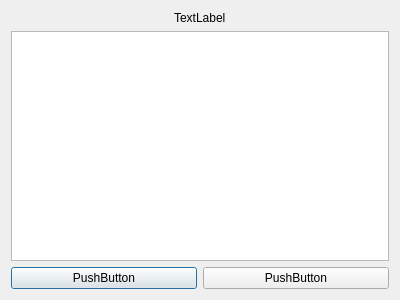
Before: the Qt Designer form ui/playDeck.ui in mattbroadbridge/SpaceLearn, drawn with Qt 5.
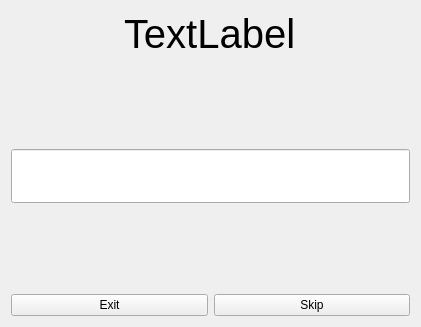
After: the same form once the commit is applied.

Commit message: Implemented clock to timeout card if too long is taken to answer. Tidied up answer window

Diff of the .ui file:
```diff
--- a/ui/playDeck.ui
+++ b/ui/playDeck.ui
@@ -6,8 +6,8 @@
    <rect>
     <x>0</x>
     <y>0</y>
-    <width>400</width>
-    <height>300</height>
+    <width>421</width>
+    <height>327</height>
    </rect>
   </property>
   <property name="windowTitle">
@@ -16,35 +16,87 @@
   <layout class="QVBoxLayout" name="verticalLayout">
    <item alignment="Qt::AlignHCenter">
     <widget class="QLabel" name="questionLabel">
+     <property name="font">
+      <font>
+       <pointsize>30</pointsize>
+      </font>
+     </property>
      <property name="text">
       <string>TextLabel</string>
      </property>
     </widget>
    </item>
    <item>
-    <widget class="QTextEdit" name="answerEdit">
-     <property name="html">
-      <string>&lt;!DOCTYPE HTML PUBLIC &quot;-//W3C//DTD HTML 4.0//EN&quot; &quot;http://www.w3.org/TR/REC-html40/strict.dtd&quot;&gt;
-&lt;html&gt;&lt;head&gt;&lt;meta name=&quot;qrichtext&quot; content=&quot;1&quot; /&gt;&lt;style type=&quot;text/css&quot;&gt;
-p, li { white-space: pre-wrap; }
-&lt;/style&gt;&lt;/head&gt;&lt;body style=&quot; font-family:'MS Shell Dlg 2'; font-size:8.25pt; font-weight:400; font-style:normal;&quot;&gt;
-&lt;p align=&quot;center&quot; style=&quot;-qt-paragraph-type:empty; margin-top:0px; margin-bottom:0px; margin-left:0px; margin-right:0px; -qt-block-indent:0; text-indent:0px;&quot;&gt;&lt;br /&gt;&lt;/p&gt;&lt;/body&gt;&lt;/html&gt;</string>
+    <spacer name="verticalSpacer_2">
+     <property name="orientation">
+      <enum>Qt::Vertical</enum>
+     </property>
+     <property name="sizeType">
+      <enum>QSizePolicy::Expanding</enum>
+     </property>
+     <property name="sizeHint" stdset="0">
+      <size>
+       <width>20</width>
+       <height>30</height>
+      </size>
+     </property>
+    </spacer>
+   </item>
+   <item>
+    <widget class="QLineEdit" name="answerEdit">
+     <property name="font">
+      <font>
+       <pointsize>30</pointsize>
+       <weight>50</weight>
+       <bold>false</bold>
+      </font>
+     </property>
+     <property name="cursor">
+      <cursorShape>IBeamCursor</cursorShape>
+     </property>
+     <property name="alignment">
+      <set>Qt::AlignCenter</set>
      </property>
     </widget>
    </item>
+   <item>
+    <spacer name="verticalSpacer">
+     <property name="orientation">
+      <enum>Qt::Vertical</enum>
+     </property>
+     <property name="sizeHint" stdset="0">
+      <size>
+       <width>20</width>
+       <height>40</height>
+      </size>
+     </property>
+    </spacer>
+   </item>
    <item>
     <layout class="QHBoxLayout" name="horizontalLayout">
      <item>
       <widget class="QPushButton" name="pushButton_2">
        <property name="text">
-        <string>PushButton</string>
+        <string>Exit</string>
+       </property>
+       <property name="autoDefault">
+        <bool>false</bool>
+       </property>
+       <property name="default">
+        <bool>false</bool>
+       </property>
+       <property name="flat">
+        <bool>false</bool>
        </property>
       </widget>
      </item>
      <item>
       <widget class="QPushButton" name="pushButton">
        <property name="text">
-        <string>PushButton</string>
+        <string>Skip</string>
+       </property>
+       <property name="autoDefault">
+        <bool>false</bool>
        </property>
       </widget>
      </item>
```
Left out of the diff: 4 changed lines with no effect on the pictures. The commit also changes 2 other files.
